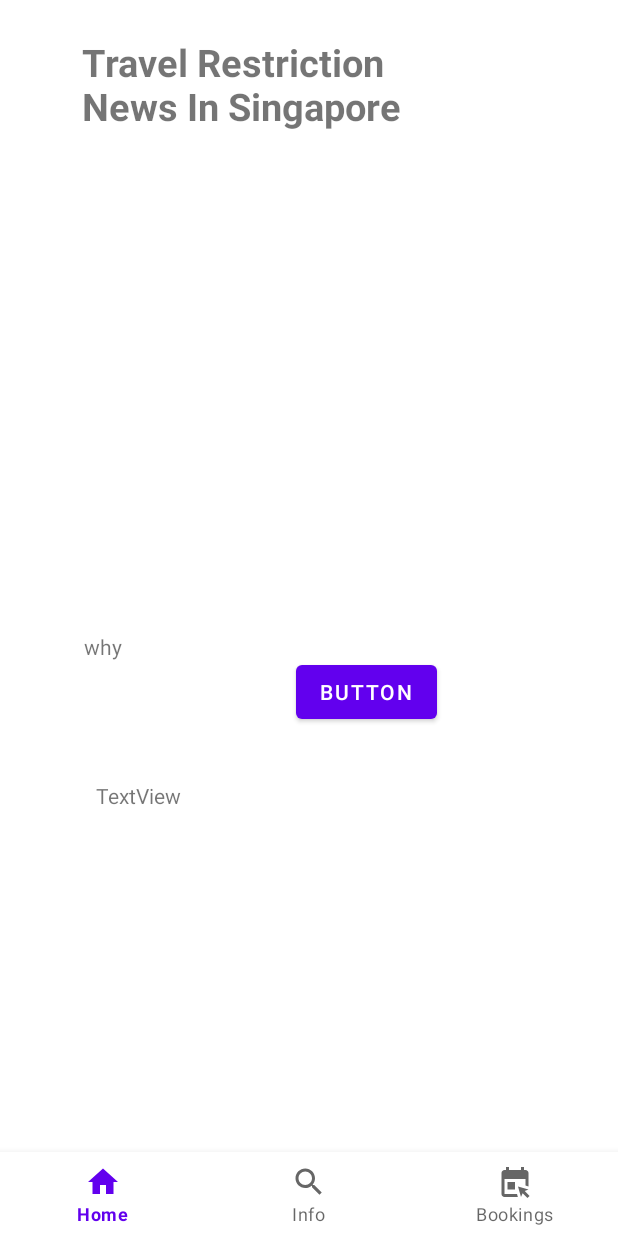
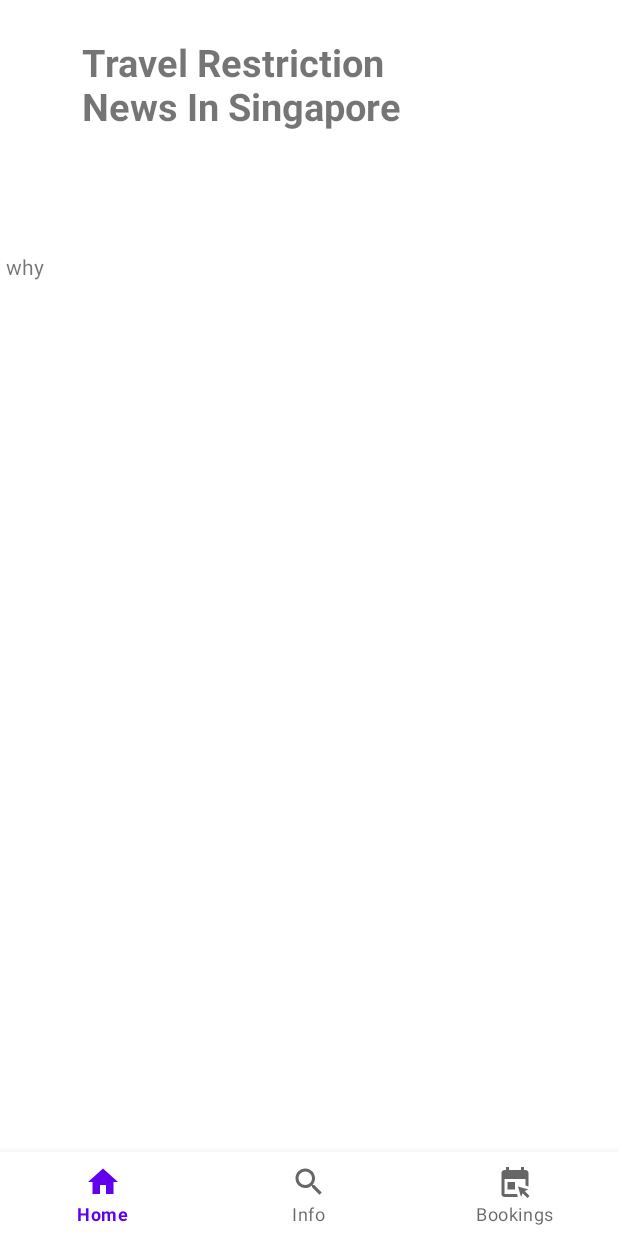
Before and after one commit to wongliheng/covidsmartapp, an Android app: the fragment NewsFragment placed in its activity, on a phone screen of 412 x 824 dp. Run offline under Robolectric (Android 15) with nearby library versions, the phone set to English and light mode, and no system bars; our stand-ins replace Firebase (no records; nobody signed in at launch, a user with empty details on screens opened directly); libraries missing offline, so code that uses them is left out: com.kwabenaberko.newsapilib.

Commit message:
6/2/2022

```diff
--- a/CovidSmartApp/app/src/main/java/com/covidsmartapp/NewsFragment.java
+++ b/CovidSmartApp/app/src/main/java/com/covidsmartapp/NewsFragment.java
@@ -6,12 +6,14 @@ import androidx.fragment.app.Fragment;
 import androidx.recyclerview.widget.LinearLayoutManager;
 import androidx.recyclerview.widget.RecyclerView;
 
+import android.util.Log;
 import android.view.LayoutInflater;
 import android.view.View;
 import android.view.ViewGroup;
 import android.widget.Button;
 import android.widget.ImageView;
 import android.widget.TextView;
+import android.widget.Toast;
 
 import com.bumptech.glide.Glide;
 import com.kwabenaberko.newsapilib.NewsApiClient;
@@ -19,7 +21,17 @@ import com.kwabenaberko.newsapilib.models.request.EverythingRequest;
 import com.kwabenaberko.newsapilib.models.request.TopHeadlinesRequest;
 import com.kwabenaberko.newsapilib.models.response.ArticleResponse;
 
+import org.json.JSONException;
+import org.json.JSONObject;
+
+import java.io.IOException;
 import java.util.ArrayList;
+
+import okhttp3.Call;
+import okhttp3.Callback;
+import okhttp3.OkHttpClient;
+import okhttp3.Request;
+import okhttp3.Response;
 
 /**
  * A simple {@link Fragment} subclass.
@@ -32,8 +44,10 @@ public class NewsFragment extends Fragment {
     public static final String apiKey2 = "4ac3d974cd814bc5b69c66d10463823e";
     public boolean exceeded1 = false;
 
-    NewsApiClient newsApiClient;
-    ArrayList<NewsDataModel> newsArray;
+    public NewsApiClient newsApiClient;
+    public ArrayList<NewsDataModel> newsArray;
+    JSONObject newsJson;
+    String jsonString;
 
     // TODO: Rename parameter arguments, choose names that match
     // the fragment initialization parameters, e.g. ARG_ITEM_NUMBER
@@ -81,57 +95,40 @@ public class NewsFragment extends Fragment {
         // Inflate the layout for this fragment
         View view =  inflater.inflate(R.layout.fragment_news, container, false);
 
-        newsArray = new ArrayList<NewsDataModel>();
-        RecyclerView recyclerView = (RecyclerView) view.findViewById(R.id.newsRecycler);
+        TextView test1 = (TextView) view.findViewById(R.id.textView5);
 
-        if (exceeded1){
-            newsApiClient = new NewsApiClient(apiKey2);
-        }
-        else {
-            newsApiClient = new NewsApiClient(apiKey);
-        }
+        OkHttpClient client = new OkHttpClient();
 
-        TextView test1 = (TextView) view.findViewById(R.id.textView5);
-        TextView test3 = (TextView) view.findViewById(R.id.textView7);
-        Button testBtn = (Button) view.findViewById(R.id.reks);
-        testBtn.setOnClickListener(new View.OnClickListener() {
+        Request request = new Request.Builder()
+                .url("https://free-news.p.rapidapi.com/v1/search?q=Singapore%20Travel%20Restrictions&lang=en&page=1&page_size=5")
+                .get()
+                .addHeader("x-rapidapi-host", "free-news.p.rapidapi.com")
+                .addHeader("x-rapidapi-key", "c54b5bf9efmsh1ad73eb981e138ep1c2029jsnec5616f6b499")
+                .build();
+
+        client.newCall(request).enqueue(new Callback() {
             @Override
-            public void onClick(View view) {
+            public void onFailure(Call call, IOException e) {
+                e.printStackTrace();
+            }
 
+            @Override
+            public void onResponse(Call call, Response response) throws IOException {
+                jsonString = response.body().string();
+                try {
+                    newsJson = new JSONObject(jsonString);
+                } catch (JSONException e) {
+                    e.printStackTrace();
+                }
+                test1.setText(jsonString);
             }
         });
 
-        newsApiClient.getEverything(
-                new EverythingRequest.Builder()
-                        .q("singapore travel restrictions")
-                        .sortBy("publishedAt")
-                        .pageSize(7)
-                        .language("en")
-                        .build(),
-                new NewsApiClient.ArticlesResponseCallback() {
-                    @Override
-                    public void onSuccess(ArticleResponse response) {
-
-                        test1.setText(response.getArticles().get(0).getTitle());
 
 
-//                        for (int i = 0; i < response.getTotalResults(); i++){
-//                            NewsDataModel news = new NewsDataModel();
-////                            news.setSource(response.getArticles().get(i).getSource().getId());
-//                            news.setTitle(response.getArticles().get(i).getTitle());
-////                            news.setDescription(response.getArticles().get(i).getDescription());
-////                            news.setUrl(response.getArticles().get(i).getUrl());
-////                            news.setSource(response.getArticles().get(i).getUrlToImage());
-//                            newsArray.add(news);
-//                        }
-                    }
-                    @Override
-                    public void onFailure(Throwable throwable) {
-                        exceeded1 = true;
-                    }
-                }
-        );
 
+//        newsArray = new ArrayList<NewsDataModel>();
+//        RecyclerView recyclerView = (RecyclerView) view.findViewById(R.id.newsRecycler);
 
 //        NewsAdapter newsAdapter = new NewsAdapter(getActivity(), newsArray);
 //        recyclerView.setAdapter(newsAdapter);
--- a/CovidSmartApp/app/src/main/java/com/covidsmartapp/apiService.java
+++ b/CovidSmartApp/app/src/main/java/com/covidsmartapp/apiService.java
@@ -23,8 +23,6 @@ public class apiService {
         void onError (String message);
 
         void onResponse (CovidDataModel covidDataModel);
-
-//        void onImage (ImageLoader imageLoader, String url);
     }
 
     public void getCovidData (String country, final VolleyResponseListener vrl) {
@@ -44,8 +42,6 @@ public class apiService {
                         e.printStackTrace();
                     }
                     vrl.onResponse(covidDataModel);
-//                    ImageLoader imageLoader = SingletonClass.getInstance(context).getImageLoader();
-//                    vrl.onImage(imageLoader, covidDataModel.getFlag());
                 }, error -> vrl.onError("error"));
 
         SingletonClass.getInstance(context).addToRequestQueue(request);
--- a/CovidSmartApp/app/src/main/res/layout/fragment_news.xml
+++ b/CovidSmartApp/app/src/main/res/layout/fragment_news.xml
@@ -7,17 +7,17 @@
     tools:context=".NewsFragment">
 
 
-    <androidx.recyclerview.widget.RecyclerView
-        android:id="@+id/newsRecycler"
-        android:layout_width="413dp"
-        android:layout_height="195dp"
-        android:layout_marginTop="20dp"
-        app:layout_constraintBottom_toBottomOf="parent"
-        app:layout_constraintEnd_toEndOf="parent"
-        app:layout_constraintHorizontal_bias="0.0"
-        app:layout_constraintStart_toStartOf="parent"
-        app:layout_constraintTop_toBottomOf="@+id/textView4"
-        app:layout_constraintVertical_bias="0.058" />
+<!--    <androidx.recyclerview.widget.RecyclerView-->
+<!--        android:id="@+id/newsRecycler"-->
+<!--        android:layout_width="413dp"-->
+<!--        android:layout_height="195dp"-->
+<!--        android:layout_marginTop="20dp"-->
+<!--        app:layout_constraintBottom_toBottomOf="parent"-->
+<!--        app:layout_constraintEnd_toEndOf="parent"-->
+<!--        app:layout_constraintHorizontal_bias="0.0"-->
+<!--        app:layout_constraintStart_toStartOf="parent"-->
+<!--        app:layout_constraintTop_toBottomOf="@+id/textView4"-->
+<!--        app:layout_constraintVertical_bias="0.058" />-->
 
     <TextView
         android:id="@+id/textView4"
@@ -34,31 +34,13 @@
 
     <TextView
         android:id="@+id/textView5"
-        android:layout_width="wrap_content"
-        android:layout_height="wrap_content"
-        android:layout_marginStart="56dp"
-        android:layout_marginTop="84dp"
+        android:layout_width="368dp"
+        android:layout_height="433dp"
+        android:layout_marginStart="4dp"
+        android:layout_marginTop="76dp"
         android:text="why"
         app:layout_constraintStart_toStartOf="parent"
-        app:layout_constraintTop_toBottomOf="@+id/newsRecycler" />
+        app:layout_constraintTop_toBottomOf="@+id/textView4" />
 
-    <TextView
-        android:id="@+id/textView7"
-        android:layout_width="wrap_content"
-        android:layout_height="wrap_content"
-        android:layout_marginStart="64dp"
-        android:layout_marginTop="80dp"
-        android:text="TextView"
-        app:layout_constraintStart_toStartOf="parent"
-        app:layout_constraintTop_toBottomOf="@+id/textView5" />
 
-    <Button
-        android:id="@+id/reks"
-        android:layout_width="wrap_content"
-        android:layout_height="wrap_content"
-        android:layout_marginStart="116dp"
-        android:layout_marginTop="100dp"
-        android:text="Button"
-        app:layout_constraintStart_toEndOf="@+id/textView5"
-        app:layout_constraintTop_toBottomOf="@+id/newsRecycler" />
 </androidx.constraintlayout.widget.ConstraintLayout>
```
